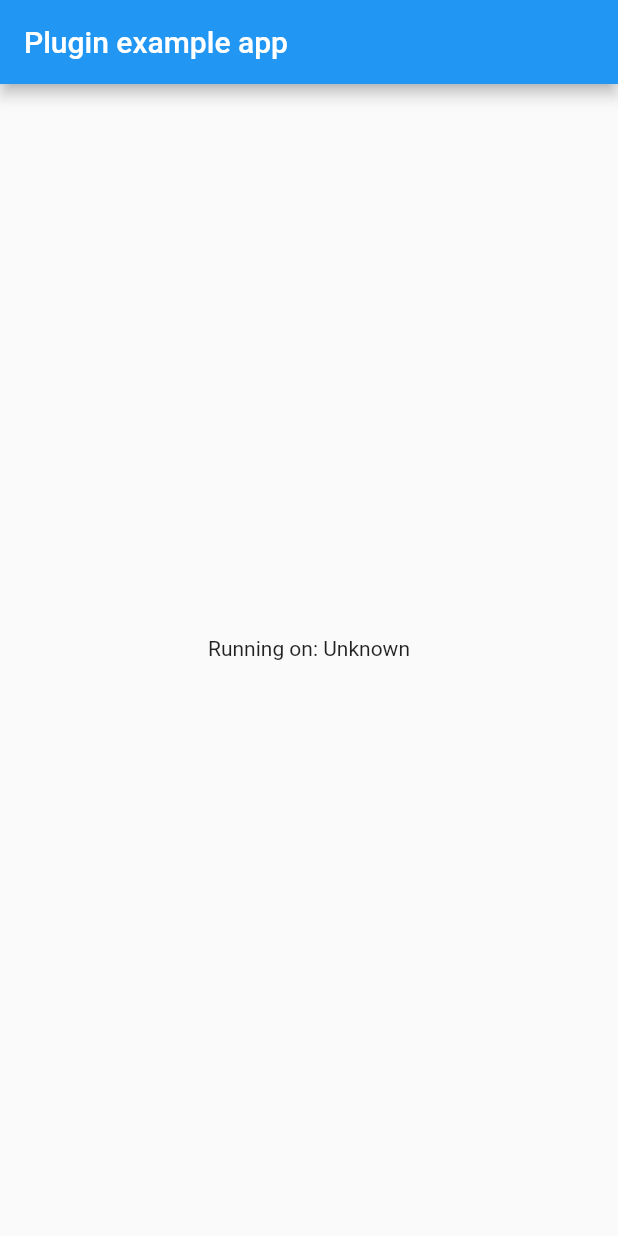
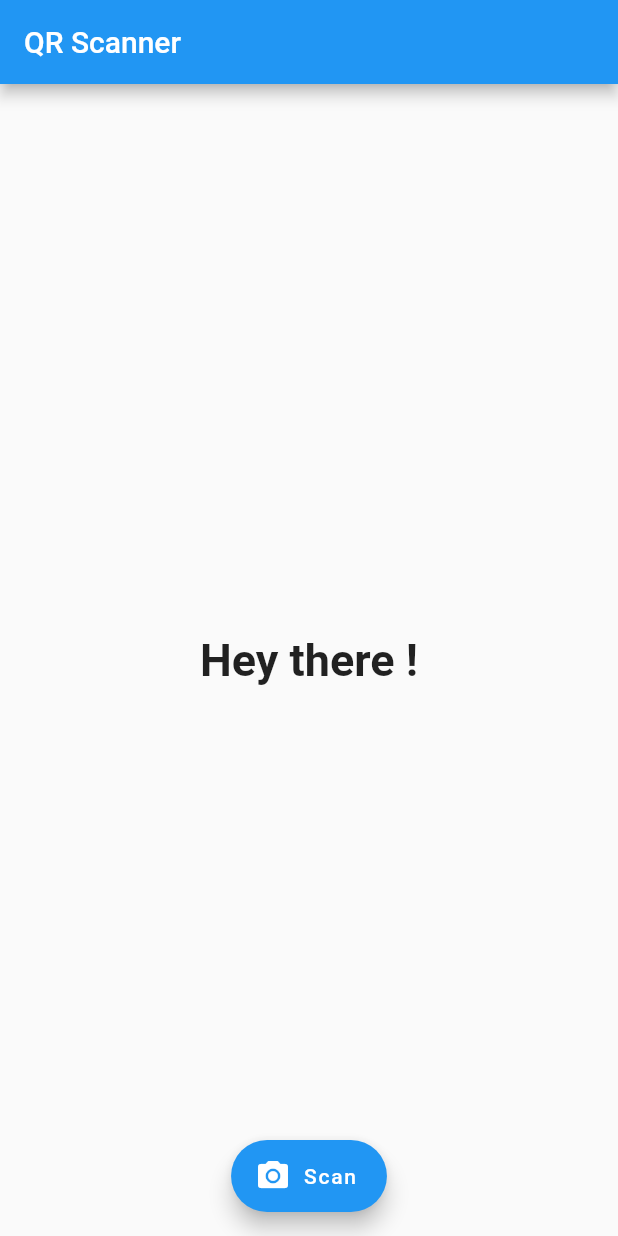
Before and after one commit to maja0270558/majascan_flutter, a Flutter app: the screen it shows after launch, on a phone screen of 412 x 824 dp. Run offline on Flutter 3.47's test engine with Material 2 defaults, Android fonts, the phone set to English and light mode, and no system bars.

Commit message:
[Dart] 修改 main.dart example 新增按鈕.

```diff
--- a/example/lib/main.dart
+++ b/example/lib/main.dart
@@ -4,53 +4,66 @@ import 'dart:async';
 import 'package:flutter/services.dart';
 import 'package:majascan/majascan.dart';
 
-void main() => runApp(MyApp());
+void main() => runApp(MaterialApp(
+      debugShowCheckedModeBanner: false,
+      home: HomePage(),
+    ));
 
-class MyApp extends StatefulWidget {
+class HomePage extends StatefulWidget {
   @override
-  _MyAppState createState() => _MyAppState();
+  HomePageState createState() {
+    return new HomePageState();
+  }
 }
 
-class _MyAppState extends State<MyApp> {
-  String _platformVersion = 'Unknown';
+class HomePageState extends State<HomePage> {
+  String result = "Hey there !";
 
-  @override
-  void initState() {
-    super.initState();
-    initPlatformState();
-  }
-
-  // Platform messages are asynchronous, so we initialize in an async method.
-  Future<void> initPlatformState() async {
-    String platformVersion;
-    // Platform messages may fail, so we use a try/catch PlatformException.
+  Future _scanQR() async {
     try {
-      platformVersion = await Majascan.platformVersion;
-    } on PlatformException {
-      platformVersion = 'Failed to get platform version.';
+      String qrResult = await Majascan.scan;
+      setState(() {
+        result = qrResult;
+      });
+    } on PlatformException catch (ex) {
+      if (ex.code == Majascan.CameraAccessDenied) {
+        setState(() {
+          result = "Camera permission was denied";
+        });
+      } else {
+        setState(() {
+          result = "Unknown Error $ex";
+        });
+      }
+    } on FormatException {
+      setState(() {
+        result = "You pressed the back button before scanning anything";
+      });
+    } catch (ex) {
+      setState(() {
+        result = "Unknown Error $ex";
+      });
     }
-
-    // If the widget was removed from the tree while the asynchronous platform
-    // message was in flight, we want to discard the reply rather than calling
-    // setState to update our non-existent appearance.
-    if (!mounted) return;
-
-    setState(() {
-      _platformVersion = platformVersion;
-    });
   }
 
   @override
   Widget build(BuildContext context) {
-    return MaterialApp(
-      home: Scaffold(
-        appBar: AppBar(
-          title: const Text('Plugin example app'),
-        ),
-        body: Center(
-          child: Text('Running on: $_platformVersion\n'),
+    return Scaffold(
+      appBar: AppBar(
+        title: Text("QR Scanner"),
+      ),
+      body: Center(
+        child: Text(
+          result,
+          style: new TextStyle(fontSize: 30.0, fontWeight: FontWeight.bold),
         ),
       ),
+      floatingActionButton: FloatingActionButton.extended(
+        icon: Icon(Icons.camera_alt),
+        label: Text("Scan"),
+        onPressed: _scanQR,
+      ),
+      floatingActionButtonLocation: FloatingActionButtonLocation.centerFloat,
     );
   }
 }
--- a/lib/majascan.dart
+++ b/lib/majascan.dart
@@ -5,10 +5,15 @@ import 'package:flutter/services.dart';
 class Majascan {
   static const MethodChannel _channel =
       const MethodChannel('majascan');
-
+  static const CameraAccessDenied = 'PERMISSION_NOT_GRANTED';
   static Future<String> get platformVersion async {
     final String version = await _channel.invokeMethod('getPlatformVersion');
     return version;
+  }
+
+  static Future<String> get scan async {
+    final String result = await _channel.invokeMethod('scan');
+    return result;
   }
 
   static Future<String> get scanResult async {
```
